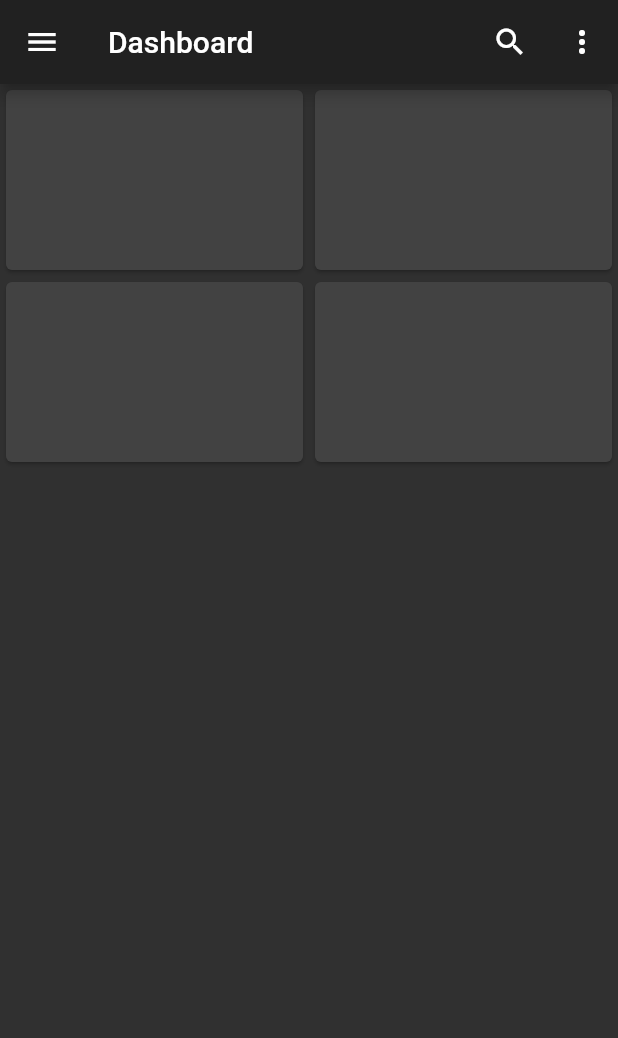
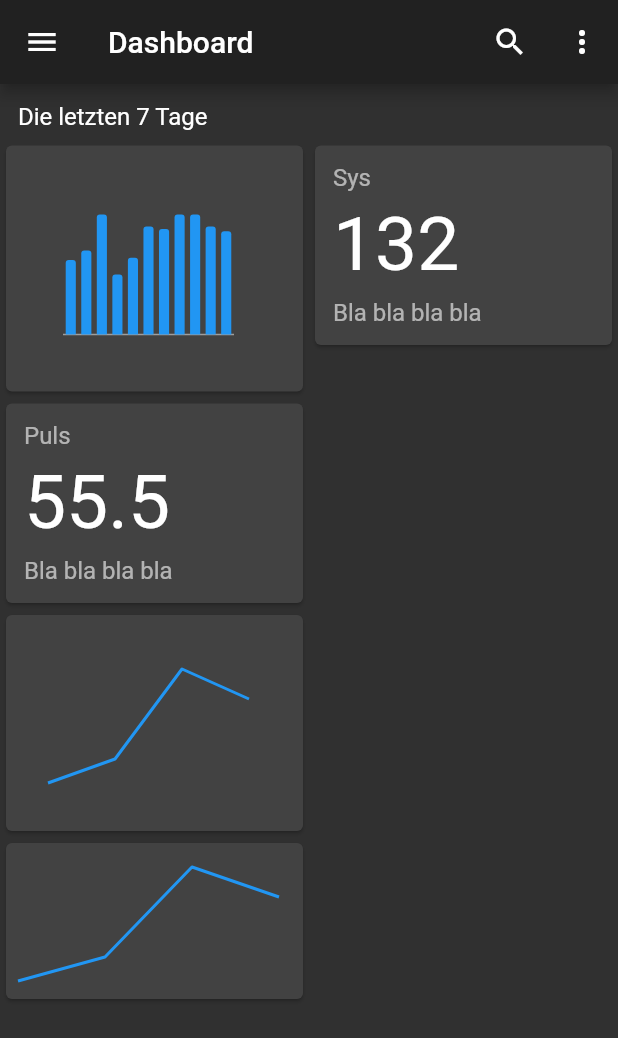
Before and after one commit to rotfuchs/flutter_vital, a Flutter app: the screen it shows after launch, on a phone screen of 412 x 824 dp. Shown: the top 1038 px of the screen. Run offline on Flutter 3.47's test engine with Material 2 defaults, Android fonts, the phone set to English and light mode, and no system bars; our stand-ins replace charts_flutter.

Commit message:
dashboard cards with demo charts and demo ratios

```diff
--- /dev/null
+++ b/lib/gui/dashboard/charts/column_chart.dart
@@ -0,0 +1,76 @@
+import 'package:flutter/widgets.dart';
+import 'package:charts_flutter/flutter.dart' as charts;
+
+class ColumnChart extends StatefulWidget {
+  final List<charts.Series> seriesList;
+
+  ColumnChart(this.seriesList);
+
+  factory ColumnChart.withSampleData() {
+    return new ColumnChart(
+      _createSampleData(),
+    );
+  }
+
+  @override
+  ColumnChartState createState() => ColumnChartState(this.seriesList);
+
+  static List<charts.Series<OrdinalSales, String>> _createSampleData() {
+    final globalSalesData = [
+      new OrdinalSales('2007', 3100),
+      new OrdinalSales('2008', 3500),
+      new OrdinalSales('2009', 5000),
+      new OrdinalSales('2010', 2500),
+      new OrdinalSales('2011', 3200),
+      new OrdinalSales('2012', 4500),
+      new OrdinalSales('2013', 4400),
+      new OrdinalSales('2014', 5000),
+      new OrdinalSales('2015', 5000),
+      new OrdinalSales('2016', 4500),
+      new OrdinalSales('2017', 4300),
+    ];
+
+    return [
+      new charts.Series<OrdinalSales, String>(
+        id: 'Global Revenue',
+        domainFn: (OrdinalSales sales, _) => sales.year,
+        measureFn: (OrdinalSales sales, _) => sales.sales,
+        data: globalSalesData,
+      ),
+    ];
+  }
+}
+
+class ColumnChartState extends State<ColumnChart> {
+  final List<charts.Series> seriesList;
+
+  ColumnChartState(this.seriesList);
+
+  @override
+  Widget build(BuildContext context) {
+    return new charts.BarChart(
+      seriesList,
+      animate: true,
+
+      primaryMeasureAxis: new charts.NumericAxisSpec(
+          renderSpec: new charts.NoneRenderSpec()
+      ),
+      domainAxis: new charts.OrdinalAxisSpec(
+          showAxisLine: true,
+          renderSpec: new charts.NoneRenderSpec()
+      ),
+      layoutConfig: new charts.LayoutConfig(
+          leftMarginSpec: new charts.MarginSpec.fixedPixel(0),
+          topMarginSpec: new charts.MarginSpec.fixedPixel(0),
+          rightMarginSpec: new charts.MarginSpec.fixedPixel(0),
+          bottomMarginSpec: new charts.MarginSpec.fixedPixel(0)),
+      );
+  }
+}
+
+class OrdinalSales {
+  final String year;
+  final int sales;
+
+  OrdinalSales(this.year, this.sales);
+}
--- /dev/null
+++ b/lib/gui/dashboard/charts/line_chart.dart
@@ -0,0 +1,78 @@
+import 'package:flutter/widgets.dart';
+import 'package:charts_flutter/flutter.dart' as charts;
+
+class VitalLineChart extends StatefulWidget {
+  final List<charts.Series> seriesList;
+
+  VitalLineChart(this.seriesList);
+
+  factory VitalLineChart.withSampleData() {
+    return new VitalLineChart(
+      _createSampleData(),
+    );
+  }
+
+  @override
+  VitalLineChartState createState() => VitalLineChartState(this.seriesList);
+
+  static List<charts.Series<LinearSales, int>> _createSampleData() {
+    final data = [
+      new LinearSales(0, 5),
+      new LinearSales(1, 25),
+      new LinearSales(2, 100),
+      new LinearSales(3, 75),
+    ];
+
+    return [
+      new charts.Series<LinearSales, int>(
+        id: 'Sales',
+        colorFn: (_, __) => charts.MaterialPalette.blue.shadeDefault,
+        domainFn: (LinearSales sales, _) => sales.year,
+        measureFn: (LinearSales sales, _) => sales.sales,
+        data: data,
+      )
+    ];
+  }
+}
+
+class VitalLineChartState extends State<VitalLineChart> {
+  final List<charts.Series> seriesList;
+
+  VitalLineChartState(this.seriesList);
+
+  @override
+  Widget build(BuildContext context) {
+    return new charts.LineChart(
+      seriesList,
+
+      primaryMeasureAxis: new charts.NumericAxisSpec(
+          renderSpec: new charts.NoneRenderSpec()
+      ),
+
+      domainAxis: charts.NumericAxisSpec(
+        showAxisLine: false,
+        renderSpec: new charts.NoneRenderSpec()
+      ),
+
+//      domainAxis: new charts.OrdinalAxisSpec(
+//          showAxisLine: true,
+//          renderSpec: new charts.NoneRenderSpec()
+//      ),
+
+//      layoutConfig: new charts.LayoutConfig(
+//          leftMarginSpec: new charts.MarginSpec.fixedPixel(0),
+//          topMarginSpec: new charts.MarginSpec.fixedPixel(0),
+//          rightMarginSpec: new charts.MarginSpec.fixedPixel(0),
+//          bottomMarginSpec: new charts.MarginSpec.fixedPixel(0)
+//      ),
+    );
+  }
+}
+
+/// Sample time series data type.
+class LinearSales {
+  final int year;
+  final int sales;
+
+  LinearSales(this.year, this.sales);
+}
--- a/lib/gui/dashboard/dashboard.dart
+++ b/lib/gui/dashboard/dashboard.dart
@@ -2,6 +2,8 @@
 
 import 'package:flutter/material.dart';
 import 'package:flutter/widgets.dart';
+import 'package:flutter_vital/gui/dashboard/charts/column_chart.dart';
+import 'package:flutter_vital/gui/dashboard/charts/line_chart.dart';
 
 class Dashboard extends StatefulWidget {
   @override
@@ -23,6 +25,15 @@ class DashboardState extends State<Dashboard> {
       body: Container(
         child: ListView(
           children: <Widget>[
+            Container(
+              padding: new EdgeInsets.fromLTRB(12, 12, 0, 6),
+              child: Text(
+                'Die letzten 7 Tage',
+                style: TextStyle(
+                    fontSize: 16
+                ),
+              ),
+            ),
             Row(
               crossAxisAlignment: CrossAxisAlignment.start,
               children: <Widget>[
@@ -30,54 +41,54 @@ class DashboardState extends State<Dashboard> {
                   child: Column(
                     children: <Widget>[
                       Card(
-                        elevation: 1,
-                        child: Container(
-                          alignment: AlignmentDirectional(0.0, 0.0),
-                          margin: const EdgeInsets.all(10.0),
-
-                          constraints: BoxConstraints(
-                              minHeight: 100
+                        child: new Padding(
+                          padding: new EdgeInsets.all(32.0),
+                          child: new SizedBox(
+                            height: 100.0,
+                            child: ColumnChart.withSampleData(),
                           ),
-                        ),
+                        )
                       ),
+                      DashboardRatioCard('Puls', 55.5, 'Bla bla bla bla'),
                       Card(
-                        child: Container(
-                          alignment: AlignmentDirectional(0.0, 0.0),
-                          margin: const EdgeInsets.all(10.0),
-
-                          constraints: BoxConstraints(
-                              minHeight: 100
+                        child: new Padding(
+                          padding: new EdgeInsets.all(22.0),
+                          child: new SizedBox(
+                            height: 100.0,
+                            child: VitalLineChart.withSampleData(),
                           ),
-                        ),
+                        )
                       ),
+                      DashboardCard(VitalLineChart.withSampleData()),
                     ],
                   ),
                 ),
                 Expanded(
                   child: Column(
                     children: <Widget>[
-                        Card(
-                          elevation: 1,
-                          child: Container(
-                            alignment: AlignmentDirectional(0.0, 0.0),
-                            margin: const EdgeInsets.all(10.0),
-
-                            constraints: BoxConstraints(
-                                minHeight: 100
-                            ),
-                          ),
-                        ),
-                      Card(
-                        elevation: 1,
-                        child: Container(
-                          alignment: AlignmentDirectional(0.0, 0.0),
-                          margin: const EdgeInsets.all(10.0),
-
-                          constraints: BoxConstraints(
-                              minHeight: 100
-                          ),
-                        ),
-                      ),
+                      DashboardRatioCard('Sys', 132, 'Bla bla bla bla'),
+//                        Card(
+//                          elevation: 1,
+//                          child: Container(
+////                            alignment: AlignmentDirectional(0.0, 0.0),
+//                            margin: const EdgeInsets.all(10.0),
+//
+//                            constraints: BoxConstraints(
+//                                minHeight: 100
+//                            ),
+//                          ),
+//                        ),
+//                      Card(
+//                        elevation: 1,
+//                        child: Container(
+////                          alignment: AlignmentDirectional(0.0, 0.0),
+//                          margin: const EdgeInsets.all(10.0),
+//
+//                          constraints: BoxConstraints(
+//                              minHeight: 100
+//                          ),
+//                        ),
+//                      ),
                     ],
                   ),
                 ),
@@ -89,3 +100,72 @@ class DashboardState extends State<Dashboard> {
     );
   }
 }
+
+class DashboardRatioCard extends StatelessWidget {
+  final String label;
+  final num ratio;
+  final String subLabel;
+
+  DashboardRatioCard(this.label, this.ratio, this.subLabel);
+
+  @override
+  Widget build(BuildContext context) {
+    return Card(
+        child: Container(
+//          alignment: AlignmentDirectional(0.0, 0.0),
+          margin: const EdgeInsets.all(12),
+          width: 400,
+          child: Column(
+            crossAxisAlignment: CrossAxisAlignment.start,
+            children: <Widget>[
+              Padding(
+                padding: new EdgeInsets.fromLTRB(0, 0, 0, 6),
+                child: Text(
+                  label,
+                  style: TextStyle(
+                    fontSize: 16,
+                    color: ThemeData.dark().hintColor,
+                  ),
+                ),
+              ),
+              Padding(
+                padding: new EdgeInsets.fromLTRB(0, 0, 0, 6),
+                child: Text(
+                  ratio.toString(),
+                  style: TextStyle(
+                      fontSize: 50
+                  ),
+                ),
+              ),
+              Text(
+                subLabel,
+                style: TextStyle(
+                    fontSize: 16,
+                    color: ThemeData.dark().hintColor,
+                ),
+              ),
+            ],
+          ),
+        ),
+    );
+  }
+}
+
+class DashboardCard extends StatelessWidget {
+  final Widget childWidget;
+
+  DashboardCard(this.childWidget);
+
+  @override
+  Widget build(BuildContext context) {
+    return Card(
+        child: new Padding(
+          padding: new EdgeInsets.all(2),
+          child: new SizedBox(
+            height: 100.0,
+            child: childWidget
+          ),
+        )
+    );
+  }
+}
```
